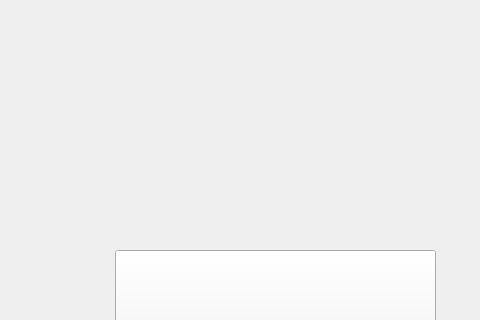
Old version of the form project_1/try/C.ui in the repository cxfann/DL_HW1; both pictures show x 125 to 605 and y 0 to 320 of the 800 by 600 pixel window.
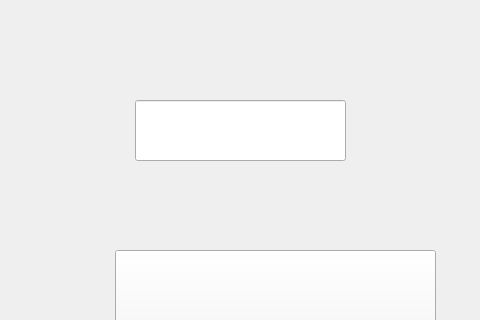
New version of the form.

```diff
--- a/project_1/try/C.ui
+++ b/project_1/try/C.ui
@@ -27,6 +27,16 @@
      <string>to_A</string>
     </property>
    </widget>
+   <widget class="QLineEdit" name="input_c">
+    <property name="geometry">
+     <rect>
+      <x>260</x>
+      <y>100</y>
+      <width>211</width>
+      <height>61</height>
+     </rect>
+    </property>
+   </widget>
   </widget>
   <widget class="QMenuBar" name="menubar">
    <property name="geometry">
```
